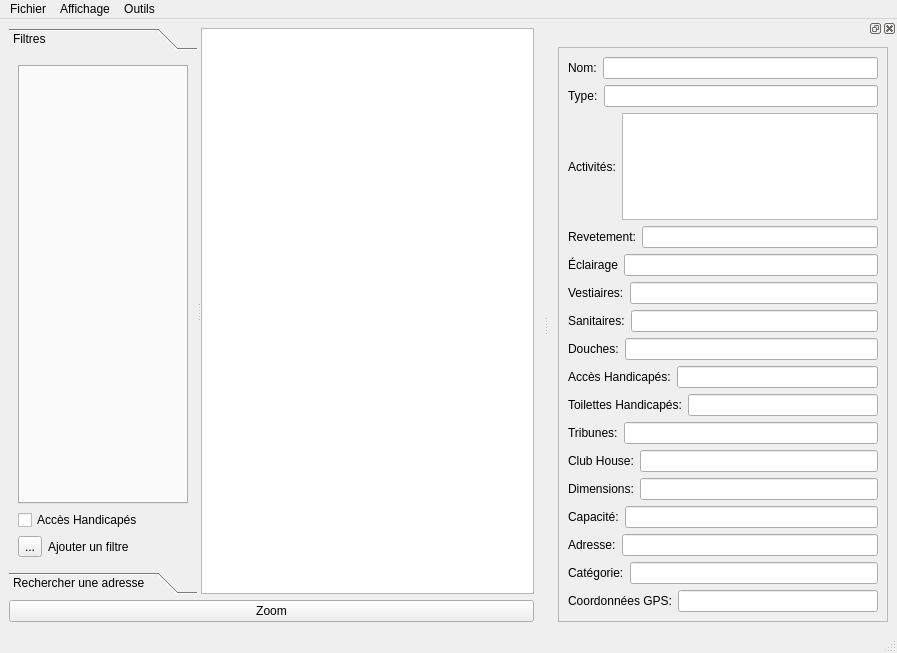
Fabien-B/Projet-Python, file interface.ui: the form before one commit.
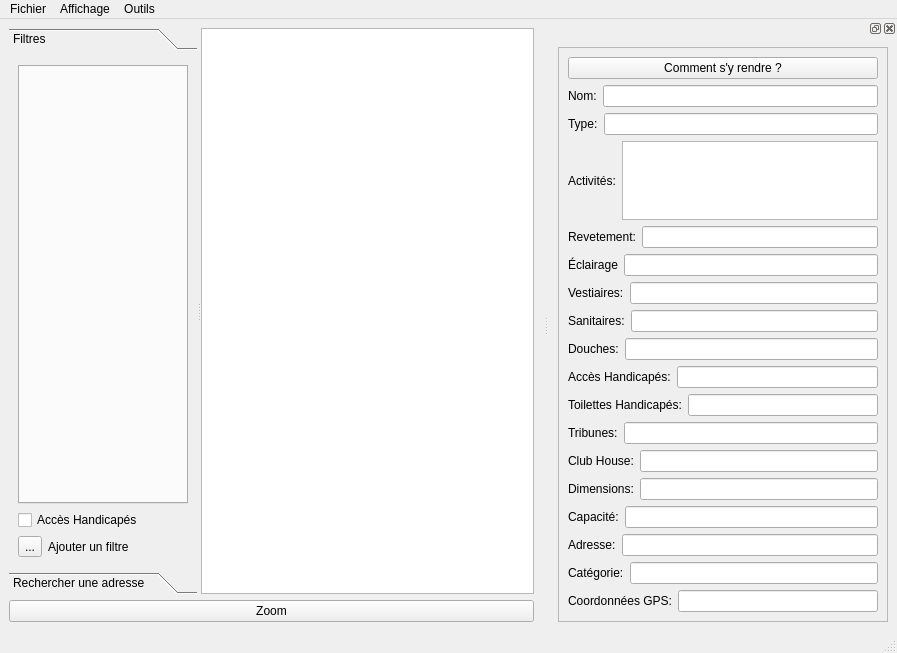
The form after the commit. Icons and pictures are not drawn. Custom widgets are drawn as their Qt base class.

Commit message: Pathfinding OK, n'ayez pas peur si pendant la recherche la fenêtre se grise : ça travaille quand même !

Diff of the .ui file:
```diff
--- a/interface.ui
+++ b/interface.ui
@@ -193,13 +193,20 @@
          <rect>
           <x>0</x>
           <y>0</y>
-          <width>353</width>
-          <height>748</height>
+          <width>330</width>
+          <height>701</height>
          </rect>
         </property>
         <layout class="QVBoxLayout" name="verticalLayout_8">
          <item>
           <layout class="QVBoxLayout" name="verticalLayout_4">
+           <item>
+            <widget class="QPushButton" name="Findequiarret_2_button">
+             <property name="text">
+              <string>Comment s'y rendre ?</string>
+             </property>
+            </widget>
+           </item>
            <item>
             <layout class="QHBoxLayout" name="layoutNom">
              <item>
```
Left out of the diff: 10 changed lines with no effect on the pictures. The commit also changes 4 other files.
